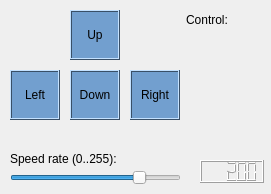
Old version of the form Master/MainWindow.ui in the repository annoviko/robot-controller.
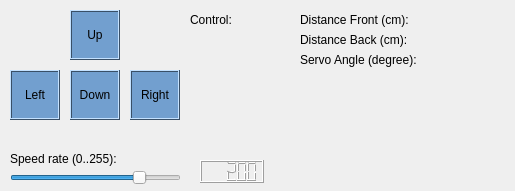
New version of the form.

Commit message: Robot: servo controller, distance measurement, new commands.

Patch:
```diff
--- a/Master/MainWindow.ui
+++ b/Master/MainWindow.ui
@@ -6,8 +6,8 @@
    <rect>
     <x>0</x>
     <y>0</y>
-    <width>271</width>
-    <height>194</height>
+    <width>515</width>
+    <height>191</height>
    </rect>
   </property>
   <property name="focusPolicy">
@@ -68,7 +68,7 @@
    <widget class="QLabel" name="lblKeys">
     <property name="geometry">
      <rect>
-      <x>186</x>
+      <x>190</x>
       <y>10</y>
       <width>81</width>
       <height>20</height>
@@ -1887,6 +1887,93 @@
      <set>Qt::AlignCenter</set>
     </property>
    </widget>
+   <widget class="QLabel" name="lblTitleDistanceFront">
+    <property name="enabled">
+     <bool>true</bool>
+    </property>
+    <property name="geometry">
+     <rect>
+      <x>300</x>
+      <y>10</y>
+      <width>121</width>
+      <height>20</height>
+     </rect>
+    </property>
+    <property name="text">
+     <string>Distance Front (cm):</string>
+    </property>
+   </widget>
+   <widget class="QLabel" name="lblTitleDistanceBack">
+    <property name="enabled">
+     <bool>true</bool>
+    </property>
+    <property name="geometry">
+     <rect>
+      <x>300</x>
+      <y>30</y>
+      <width>121</width>
+      <height>20</height>
+     </rect>
+    </property>
+    <property name="text">
+     <string>Distance Back (cm):</string>
+    </property>
+   </widget>
+   <widget class="QLabel" name="lblDistanceFront">
+    <property name="geometry">
+     <rect>
+      <x>420</x>
+      <y>10</y>
+      <width>61</width>
+      <height>20</height>
+     </rect>
+    </property>
+    <property name="text">
+     <string/>
+    </property>
+   </widget>
+   <widget class="QLabel" name="lblDistanceBack">
+    <property name="geometry">
+     <rect>
+      <x>420</x>
+      <y>30</y>
+      <width>61</width>
+      <height>20</height>
+     </rect>
+    </property>
+    <property name="text">
+     <string/>
+    </property>
+   </widget>
+   <widget class="QLabel" name="lblTitleServoAngle">
+    <property name="enabled">
+     <bool>true</bool>
+    </property>
+    <property name="geometry">
+     <rect>
+      <x>300</x>
+      <y>50</y>
+      <width>121</width>
+      <height>20</height>
+     </rect>
+    </property>
+    <property name="text">
+     <string>Servo Angle (degree):</string>
+    </property>
+   </widget>
+   <widget class="QLabel" name="lblServoAngle">
+    <property name="geometry">
+     <rect>
+      <x>420</x>
+      <y>50</y>
+      <width>61</width>
+      <height>20</height>
+     </rect>
+    </property>
+    <property name="text">
+     <string/>
+    </property>
+   </widget>
   </widget>
  </widget>
  <layoutdefault spacing="6" margin="11"/>
```
The commit also changes 15 other files.
